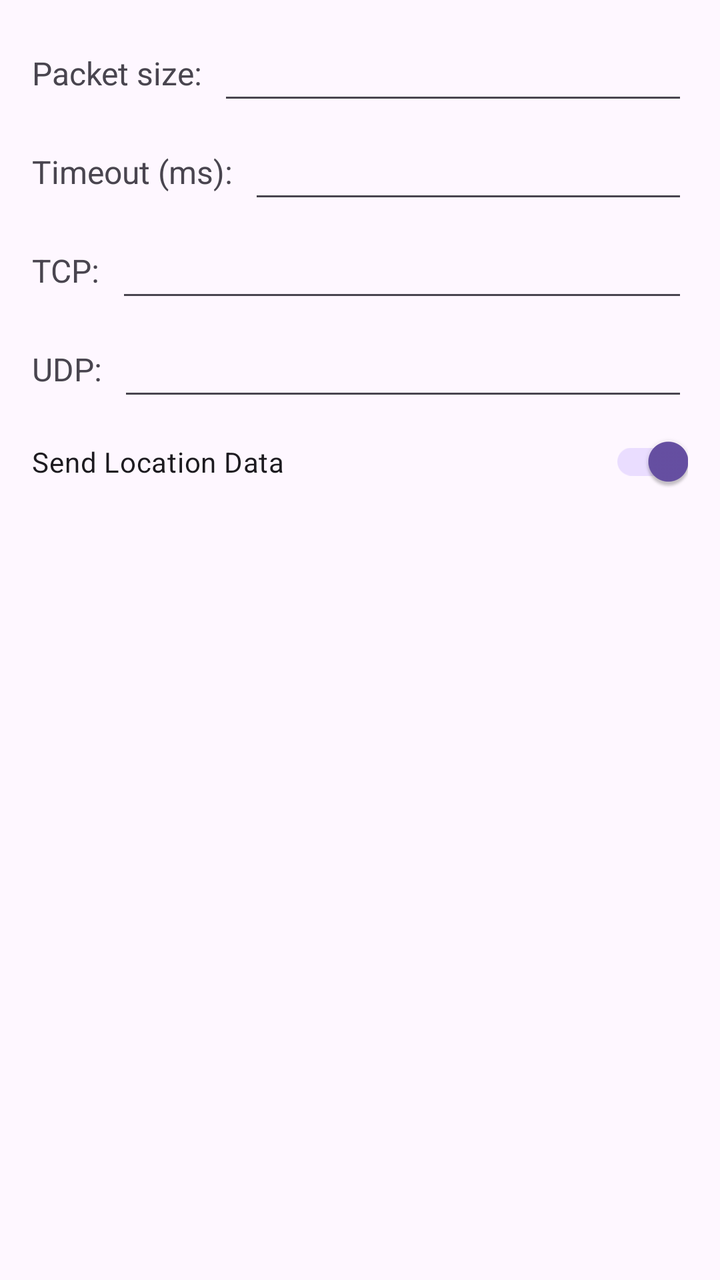
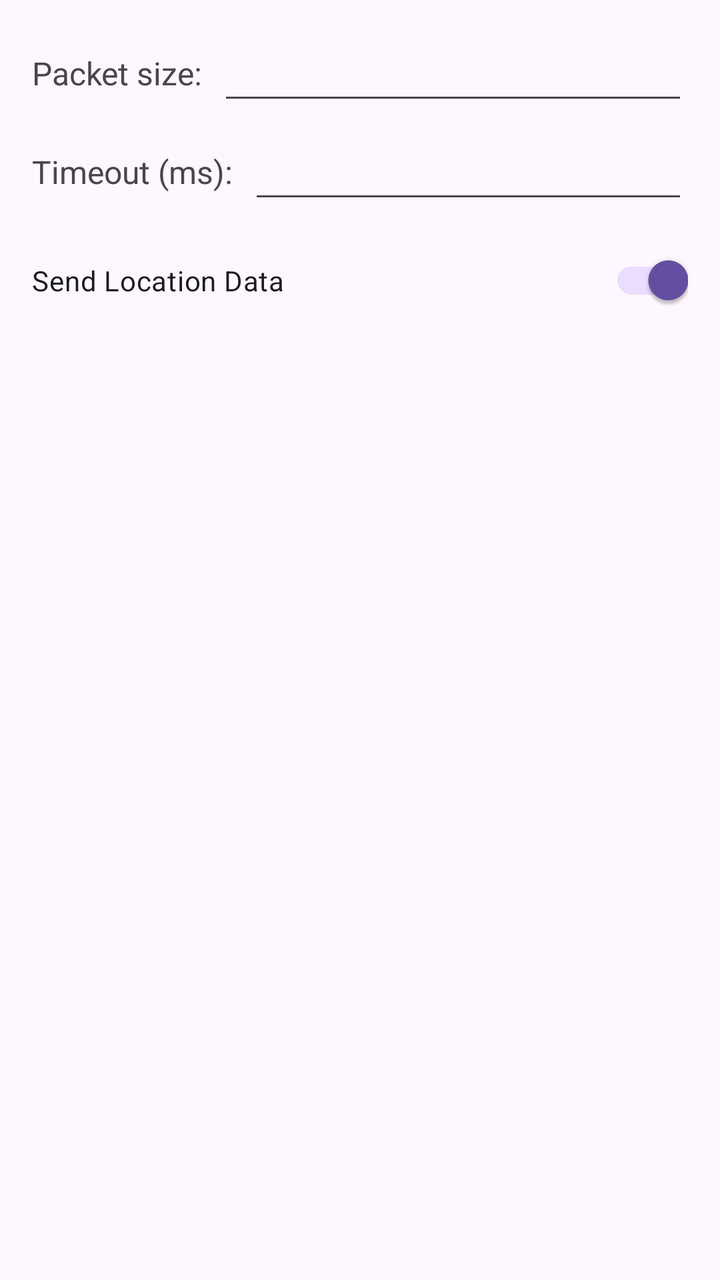

Before-and-after screenshots of an Android layout around one commit, followed by the original layout XML and the change that was made.
<!-- AndroidManifest.xml: application theme Theme.MyFirstApp -->
<!-- res/layout/dialog_settings.xml -->
<?xml version="1.0" encoding="utf-8"?>
<LinearLayout
    xmlns:android="http://schemas.android.com/apk/res/android"
    android:orientation="vertical"
    android:padding="16dp"
    android:layout_width="match_parent"
    android:layout_height="wrap_content">

    
    <LinearLayout
        android:layout_width="match_parent"
        android:layout_height="wrap_content"
        android:orientation="horizontal"
        android:gravity="center_vertical"
        android:layout_marginBottom="8dp">

        <TextView
            android:layout_width="wrap_content"
            android:layout_height="wrap_content"
            android:text="Packet size:"
            android:textSize="16sp"
            android:layout_marginEnd="8dp"/>

        <EditText
            android:id="@+id/etPacketSize"
            android:layout_width="0dp"
            android:layout_height="wrap_content"
            android:layout_weight="1"
            android:inputType="number"/>
    </LinearLayout>

    
    <LinearLayout
        android:layout_width="match_parent"
        android:layout_height="wrap_content"
        android:orientation="horizontal"
        android:gravity="center_vertical"
        android:layout_marginBottom="8dp">

        <TextView
            android:layout_width="wrap_content"
            android:layout_height="wrap_content"
            android:text="Timeout (ms):"
            android:textSize="16sp"
            android:layout_marginEnd="8dp"/>

        <EditText
            android:id="@+id/etTimeout"
            android:layout_width="0dp"
            android:layout_height="wrap_content"
            android:layout_weight="1"
            android:inputType="number"/>
    </LinearLayout>

    
    <LinearLayout
        android:layout_width="match_parent"
        android:layout_height="wrap_content"
        android:orientation="horizontal"
        android:gravity="center_vertical"
        android:layout_marginBottom="8dp">

        <TextView
            android:layout_width="wrap_content"
            android:layout_height="wrap_content"
            android:text="TCP:"
            android:textSize="16sp"
            android:layout_marginEnd="8dp"/>

        <EditText
            android:id="@+id/etTcpPort"
            android:layout_width="0dp"
            android:layout_height="wrap_content"
            android:layout_weight="1"
            android:inputType="number"/>
    </LinearLayout>

    
    <LinearLayout
        android:layout_width="match_parent"
        android:layout_height="wrap_content"
        android:orientation="horizontal"
        android:gravity="center_vertical">

        <TextView
            android:layout_width="wrap_content"
            android:layout_height="wrap_content"
            android:text="UDP:"
            android:textSize="16sp"
            android:layout_marginEnd="8dp"/>

        <EditText
            android:id="@+id/etUdpPort"
            android:layout_width="0dp"
            android:layout_height="wrap_content"
            android:layout_weight="1"
            android:inputType="number"/>
    </LinearLayout>
    <androidx.appcompat.widget.SwitchCompat
        android:id="@+id/swLocationEnabled"
        android:layout_width="match_parent"
        android:layout_height="wrap_content"
        android:text="Send Location Data"
        android:checked="true"
        android:paddingTop="16dp"
        android:paddingBottom="16dp"/>
</LinearLayout>
<!-- resources referenced by this layout -->
<resources>
  <style name="Theme.MyFirstApp" parent="Base.Theme.MyFirstApp" />
  <style name="Base.Theme.MyFirstApp" parent="Theme.Material3.DayNight.NoActionBar">
          
          
      </style>
</resources>

<!-- the commit's change to res/layout/dialog_settings.xml (unified diff, before → after) -->
@@ -52,50 +52,6 @@
             android:inputType="number"/>
     </LinearLayout>
 
-    
-    <LinearLayout
-        android:layout_width="match_parent"
-        android:layout_height="wrap_content"
-        android:orientation="horizontal"
-        android:gravity="center_vertical"
-        android:layout_marginBottom="8dp">
-
-        <TextView
-            android:layout_width="wrap_content"
-            android:layout_height="wrap_content"
-            android:text="TCP:"
-            android:textSize="16sp"
-            android:layout_marginEnd="8dp"/>
-
-        <EditText
-            android:id="@+id/etTcpPort"
-            android:layout_width="0dp"
-            android:layout_height="wrap_content"
-            android:layout_weight="1"
-            android:inputType="number"/>
-    </LinearLayout>
-
-    
-    <LinearLayout
-        android:layout_width="match_parent"
-        android:layout_height="wrap_content"
-        android:orientation="horizontal"
-        android:gravity="center_vertical">
-
-        <TextView
-            android:layout_width="wrap_content"
-            android:layout_height="wrap_content"
-            android:text="UDP:"
-            android:textSize="16sp"
-            android:layout_marginEnd="8dp"/>
-
-        <EditText
-            android:id="@+id/etUdpPort"
-            android:layout_width="0dp"
-            android:layout_height="wrap_content"
-            android:layout_weight="1"
-            android:inputType="number"/>
-    </LinearLayout>
     <androidx.appcompat.widget.SwitchCompat
         android:id="@+id/swLocationEnabled"
         android:layout_width="match_parent"
